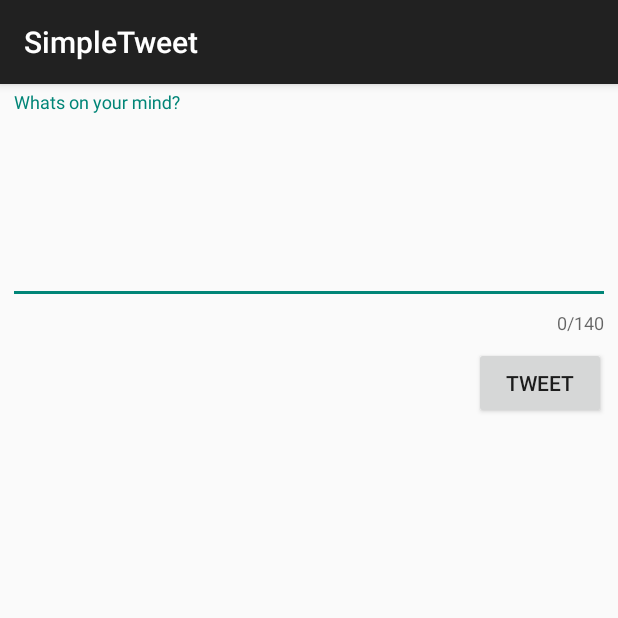
After one commit to cmart1997/SimpleTweet, an Android app: the ComposeActivity screen opened directly, with no data from a screen before it, on a phone screen of 412 x 824 dp, the top half of it. The commit adds this screen. Run offline under Robolectric (Android 15) with nearby library versions, the phone set to English and light mode, and no system bars; our stand-ins replace Room's generated code; libraries missing offline, so code that uses them is left out: com.facebook.stetho, com.loopj.android, cz.msebera.android, org.parceler; 1 statement that could not run was skipped.

Commit message:
User can post tweets, under 140 characters

```diff
--- a/app/src/main/AndroidManifest.xml
+++ b/app/src/main/AndroidManifest.xml
@@ -13,7 +13,8 @@
         android:icon="@drawable/ic_launcher"
         android:label="@string/app_name"
         android:theme="@style/AppTheme">
-        <activity android:name=".TimelineActivity"></activity>
+        <activity android:name=".ComposeActivity"></activity>
+        <activity android:name=".TimelineActivity" />
         <activity
             android:name=".LoginActivity"
             android:label="@string/app_name"
--- /dev/null
+++ b/app/src/main/java/com/codepath/apps/restclienttemplate/ComposeActivity.java
@@ -0,0 +1,79 @@
+package com.codepath.apps.restclienttemplate;
+
+import android.content.Intent;
+import android.os.Bundle;
+import android.support.v7.app.AppCompatActivity;
+import android.util.Log;
+import android.view.View;
+import android.widget.Button;
+import android.widget.EditText;
+import android.widget.Toast;
+
+import com.codepath.apps.restclienttemplate.models.Tweet;
+import com.loopj.android.http.JsonHttpResponseHandler;
+
+import org.json.JSONException;
+import org.json.JSONObject;
+import org.parceler.Parcels;
+
+import cz.msebera.android.httpclient.Header;
+
+public class ComposeActivity extends AppCompatActivity {
+    public static final int MAX_TWEET_LENGTH = 140;
+    private EditText etCompose;
+    private Button btnTweet;
+    private TwitterClient client;
+
+    @Override
+    protected void onCreate(Bundle savedInstanceState) {
+        super.onCreate(savedInstanceState);
+        setContentView(R.layout.activity_compose);
+
+        client = TwitterApp.getRestClient(this);
+        etCompose = findViewById(R.id.etCompose);
+        btnTweet = findViewById(R.id.btnTweet);
+
+        //set click listener on button
+        btnTweet.setOnClickListener(new View.OnClickListener() {
+            @Override
+            public void onClick(View v) {
+                String tweetContent = etCompose.getText().toString();
+                //error handling
+                if (tweetContent.isEmpty()) {
+                    Toast.makeText(ComposeActivity.this, "Your tweet is empty", Toast.LENGTH_LONG).show();
+                    return;
+                }
+                if (tweetContent.length() > MAX_TWEET_LENGTH) {
+                    Toast.makeText(ComposeActivity.this, "Your tweet is too long", Toast.LENGTH_LONG).show();
+                    return;
+                }
+                Toast.makeText(ComposeActivity.this, tweetContent, Toast.LENGTH_LONG).show();
+
+                //make API call to Tweet to publish the content in the edit text
+                client.composeTweet(tweetContent, new JsonHttpResponseHandler() {
+                    @Override
+                    public void onSuccess(int statusCode, Header[] headers, JSONObject response) {
+                        Log.d("TwitterClient", "Successfully posted tweet" + response.toString());
+                        try {
+                            Tweet tweet = Tweet.fromJson(response);
+                            Intent data = new Intent();
+                            data.putExtra("tweet", Parcels.wrap(tweet));
+                            //set result code and bundle data for response
+                            setResult(RESULT_OK, data);
+                            //close the activity
+                            finish();
+                        } catch (JSONException e) {
+                            e.printStackTrace();
+                        }
+
+                    }
+
+                    @Override
+                    public void onFailure(int statusCode, Header[] headers, String responseString, Throwable throwable) {
+                        Log.e("TwitterClient", "Failed to post" + responseString);
+                    }
+                });
+            }
+        });
+    }
+}
--- a/app/src/main/java/com/codepath/apps/restclienttemplate/models/Tweet.java
+++ b/app/src/main/java/com/codepath/apps/restclienttemplate/models/Tweet.java
@@ -2,13 +2,18 @@ package com.codepath.apps.restclienttemplate.models;
 
 import org.json.JSONException;
 import org.json.JSONObject;
+import org.parceler.Parcel;
 
+@Parcel
 public class Tweet {
     public String body;
     public long uid;
     public String createdAt;
     public User user;
 
+    //empty constructor
+    public Tweet()
+    { }
     public static Tweet fromJson(JSONObject jsonObject) throws JSONException {
         Tweet tweet = new Tweet();
         tweet.body = jsonObject.getString("text");
--- a/app/src/main/java/com/codepath/apps/restclienttemplate/models/User.java
+++ b/app/src/main/java/com/codepath/apps/restclienttemplate/models/User.java
@@ -2,7 +2,9 @@ package com.codepath.apps.restclienttemplate.models;
 
 import org.json.JSONException;
 import org.json.JSONObject;
+import org.parceler.Parcel;
 
+@Parcel
 public class User {
 
     public String name;
@@ -10,6 +12,8 @@ public class User {
     public String screenName;
     public String profileImageUrl;
 
+    //empty constructor
+    public User(){}
     public static User fromJson(JSONObject jsonObject) throws JSONException {
         User user = new User();
         user.name = jsonObject.getString("name");
--- /dev/null
+++ b/app/src/main/res/layout/activity_compose.xml
@@ -0,0 +1,40 @@
+<?xml version="1.0" encoding="utf-8"?>
+<android.support.constraint.ConstraintLayout xmlns:android="http://schemas.android.com/apk/res/android"
+    xmlns:app="http://schemas.android.com/apk/res-auto"
+    xmlns:tools="http://schemas.android.com/tools"
+    android:layout_width="match_parent"
+    android:layout_height="match_parent"
+    tools:context=".ComposeActivity">
+
+    <android.support.design.widget.TextInputLayout
+        android:id="@+id/ComposeLayout"
+        android:layout_width="match_parent"
+        android:layout_height="wrap_content"
+        app:layout_constraintTop_toTopOf="parent"
+        app:layout_constraintLeft_toLeftOf="parent"
+        android:layout_marginTop="5dp"
+        android:layout_marginLeft="5dp"
+        android:layout_marginRight="5dp"
+        app:counterEnabled="true"
+        app:counterMaxLength="140">
+        <EditText
+            android:id="@+id/etCompose"
+            android:layout_width="match_parent"
+            android:layout_height="wrap_content"
+            android:layout_centerHorizontal="true"
+            android:layout_centerVertical="true"
+            android:hint="@string/compose_hint"
+            android:inputType="textMultiLine"
+            android:minLines="5"
+            android:ems="10" />
+    </android.support.design.widget.TextInputLayout>
+    <Button
+        android:id="@+id/btnTweet"
+        android:layout_width="wrap_content"
+        android:layout_height="wrap_content"
+        android:layout_marginTop="8dp"
+        android:layout_marginEnd="8dp"
+        android:text="@string/tweet"
+        app:layout_constraintEnd_toEndOf="parent"
+        app:layout_constraintTop_toBottomOf="@id/ComposeLayout" />
+</android.support.constraint.ConstraintLayout>
--- a/app/src/main/res/values/strings.xml
+++ b/app/src/main/res/values/strings.xml
@@ -5,5 +5,7 @@
     <string name="login_label">Log in</string>
     <string name="intent_scheme">oauth</string>
     <string name="intent_host">cprest</string>
+    <string name="compose_hint">Whats on your mind?</string>
+    <string name="tweet">Tweet</string>
 
 </resources>
```
Also changed, not shown: app/build.gradle (+8 -4 lines), app/src/main/java/com/codepath/apps/restclienttemplate/TimelineActivity.java (+37 -1 lines), app/src/main/java/com/codepath/apps/restclienttemplate/TwitterClient.java (+8 -0 lines), app/src/main/res/menu/menu_main.xml (added, +10 -0 lines), 1 other file.
